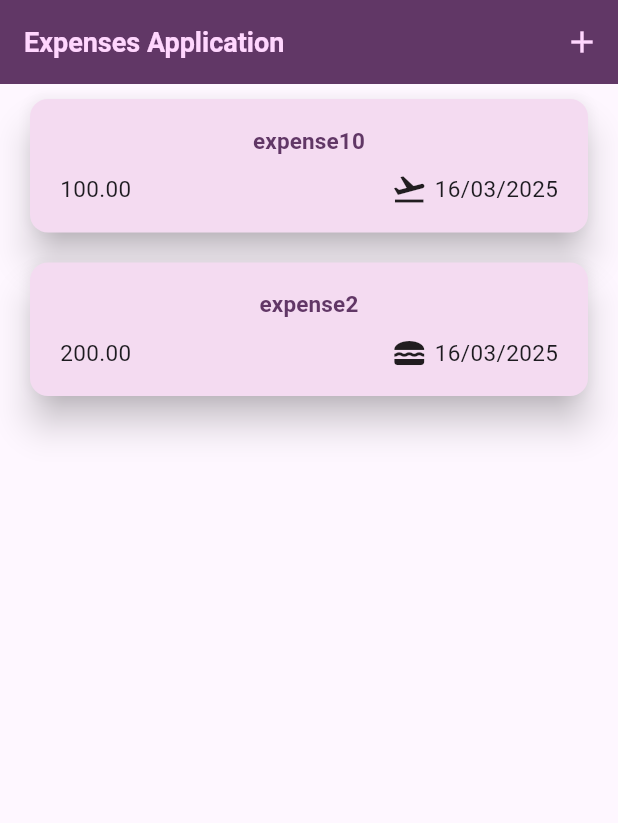
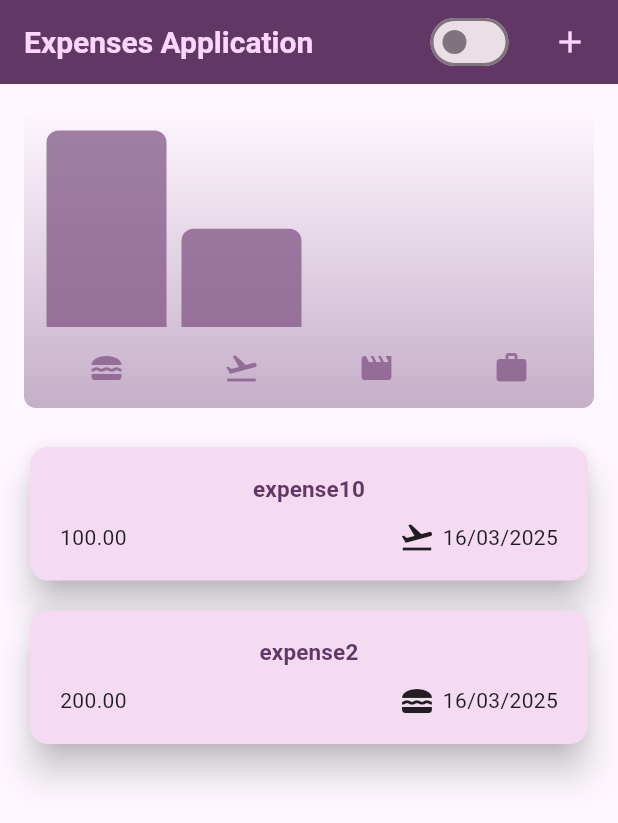
Before and after one commit to saurabhbhoir11/flutter_expense_App, a Flutter app: the screen it shows after launch, on a phone screen of 412 x 824 dp. Shown: the top 823 px of the screen. Run offline on Flutter 3.47's test engine with Material 3 defaults, Android fonts, the phone set to English and light mode, and no system bars.

Commit message:
Added Expense Chart

```diff
--- /dev/null
+++ b/lib/expenses_app/components/chart.dart
@@ -0,0 +1,98 @@
+import 'package:expence_app/expenses_app/components/chart_bar.dart';
+import 'package:expence_app/expenses_app/models/expense.dart';
+import 'package:expence_app/expenses_app/models/expense_bucket.dart';
+import 'package:expence_app/main.dart';
+import 'package:flutter/material.dart';
+
+class Chart extends StatelessWidget {
+  const Chart({super.key, required this.expenses});
+
+  final List<Expense> expenses;
+
+  List<ExpenseBucket> get buckets {
+    return [
+      ExpenseBucket.forCategory(expenses, Category.food),
+      ExpenseBucket.forCategory(expenses, Category.travel),
+      ExpenseBucket.forCategory(expenses, Category.leisure),
+      ExpenseBucket.forCategory(expenses, Category.work),
+    ];
+  }
+
+  double get maxTotalExpense {
+    double maxTotalExpense = 0;
+
+    for (ExpenseBucket bucket in buckets) {
+      if (bucket.totalExpense > maxTotalExpense) {
+        maxTotalExpense = bucket.totalExpense;
+      }
+    }
+    return maxTotalExpense;
+  }
+
+  @override
+  Widget build(BuildContext context) {
+    //used if we chenge theme based on system theme
+    // final bool isDarkMode = MediaQuery.of(context).platformBrightness == Brightness.dark;
+
+    // used to check whethet user has selected dark mode
+    final bool isDarkMode = MyApp.themeNotifier.value == ThemeMode.dark;
+
+    return Container(
+      margin: const EdgeInsets.all(16),
+      padding: EdgeInsets.symmetric(vertical: 15, horizontal: 10),
+      width: double.infinity,
+      height: 200,
+      decoration: BoxDecoration(
+        borderRadius: BorderRadius.circular(8),
+        gradient: LinearGradient(
+          colors: [
+            Theme.of(context).colorScheme.primary.withAlpha(110),
+            Theme.of(context).colorScheme.primary.withAlpha(0),
+          ],
+          begin: Alignment.bottomCenter,
+          end: Alignment.topCenter,
+        ),
+      ),
+      child: Column(
+        children: [
+          Expanded(
+            child: Row(
+              crossAxisAlignment: CrossAxisAlignment.end,
+              children: [
+                for (final ExpenseBucket bucket in buckets)
+                  ChartBar(
+                    fill:
+                        bucket.totalExpense == 0
+                            ? 0
+                            : bucket.totalExpense / maxTotalExpense,
+                  ),
+              ],
+            ),
+          ),
+          const SizedBox(height: 15),
+          Row(
+            children:
+                buckets
+                    .map(
+                      (bucket) => Expanded(
+                        child: Padding(
+                          padding: EdgeInsets.symmetric(horizontal: 5),
+                          child: Icon(
+                            categoryIcons[bucket.category],
+                            color:
+                                isDarkMode
+                                    ? Theme.of(context).colorScheme.secondary
+                                    : Theme.of(
+                                      context,
+                                    ).colorScheme.primary.withAlpha(180),
+                          ),
+                        ),
+                      ),
+                    )
+                    .toList(),
+          ),
+        ],
+      ),
+    );
+  }
+}
--- /dev/null
+++ b/lib/expenses_app/components/chart_bar.dart
@@ -0,0 +1,38 @@
+import 'package:expence_app/main.dart';
+import 'package:flutter/material.dart';
+
+class ChartBar extends StatelessWidget {
+  const ChartBar({super.key, required this.fill});
+
+  final double fill;
+
+  @override
+  Widget build(BuildContext context) {
+    //used if we chenge theme based on system theme
+    // final bool isDarkMode = MediaQuery.of(context).platformBrightness == Brightness.dark;
+
+    // used to check whethet user has selected dark mode
+    final bool isDarkMode = MyApp.themeNotifier.value == ThemeMode.dark;
+
+    return Expanded(
+      child: Padding(
+        padding: const EdgeInsets.symmetric(horizontal: 5),
+        child: FractionallySizedBox(
+          heightFactor: fill,
+          child: DecoratedBox(
+            decoration: BoxDecoration(
+              shape: BoxShape.rectangle,
+              borderRadius: const BorderRadius.vertical(
+                top: Radius.circular(8),
+              ),
+              color:
+                  isDarkMode
+                      ? Theme.of(context).colorScheme.secondary
+                      : Theme.of(context).colorScheme.primary.withAlpha(180),
+            ),
+          ),
+        ),
+      ),
+    );
+  }
+}
--- a/lib/expenses_app/components/expense_item.dart
+++ b/lib/expenses_app/components/expense_item.dart
@@ -27,7 +27,7 @@ class ExpenseItem extends StatelessWidget {
               children: [
                 Text(
                   expense.amount.toStringAsFixed(2),
-                  style: const TextStyle(fontSize: 15),
+                  style: Theme.of(context).textTheme.bodyMedium,
                 ),
                 const Spacer(),
                 Row(
@@ -36,7 +36,7 @@ class ExpenseItem extends StatelessWidget {
                     const SizedBox(width: 5),
                     Text(
                       expense.formattedDate,
-                      style: const TextStyle(fontSize: 15),
+                      style: Theme.of(context).textTheme.bodyMedium,
                     ),
                   ],
                 ),
--- a/lib/expenses_app/components/expenses_list.dart
+++ b/lib/expenses_app/components/expenses_list.dart
@@ -25,9 +25,7 @@ class ExpensesList extends StatelessWidget {
           },
           background: Container(
             color: Theme.of(context).colorScheme.error,
-            margin: EdgeInsets.symmetric(
-              horizontal: Theme.of(context).cardTheme.margin!.horizontal,
-            ),
+            margin: EdgeInsets.symmetric(vertical: 10, horizontal: 20),
           ),
           child: ExpenseItem(expense: expenses[index]),
         );
--- a/lib/expenses_app/components/new_expense.dart
+++ b/lib/expenses_app/components/new_expense.dart
@@ -47,7 +47,10 @@ class _NewExpenseState extends State<NewExpense> {
         context: context,
         builder:
             (ctx) => AlertDialog(
-              title: const Text('Invalid Input!'),
+              title: Text(
+                'Invalid Input!',
+                style: Theme.of(context).textTheme.titleLarge,
+              ),
               content: const Text(
                 'Please Make Sure A Valid Title, Amount, Date And Category Was Entered.',
               ),
@@ -139,7 +142,10 @@ class _NewExpenseState extends State<NewExpense> {
                         .map(
                           (category) => DropdownMenuItem(
                             value: category,
-                            child: Text(category.name.toUpperCase()),
+                            child: Text(
+                              category.name.toUpperCase(),
+                              style: Theme.of(context).textTheme.bodyLarge,
+                            ),
                           ),
                         )
                         .toList(),
--- /dev/null
+++ b/lib/expenses_app/models/expense_bucket.dart
@@ -0,0 +1,22 @@
+import 'package:expence_app/expenses_app/models/expense.dart';
+
+class ExpenseBucket {
+  const ExpenseBucket({required this.category, required this.expenses});
+
+  ExpenseBucket.forCategory(List<Expense> allExpenses, this.category)
+    : expenses =
+          allExpenses.where((expense) => expense.category == category).toList();
+
+  final Category category;
+  final List<Expense> expenses;
+
+  double get totalExpense {
+    double sum = 0;
+
+    for (final Expense expense in expenses) {
+      sum += expense.amount;
+    }
+
+    return sum;
+  }
+}
--- a/lib/expenses_app/screens/expenses_screen.dart
+++ b/lib/expenses_app/screens/expenses_screen.dart
@@ -1,5 +1,7 @@
+import 'package:expence_app/expenses_app/components/chart.dart';
 import 'package:expence_app/expenses_app/components/expenses_list.dart';
 import 'package:expence_app/expenses_app/components/new_expense.dart';
+import 'package:expence_app/main.dart';
 import 'package:flutter/material.dart';
 import 'package:expence_app/expenses_app/models/expense.dart';
 
@@ -102,7 +104,18 @@ class _ExpensesScreenState extends State<ExpensesScreen> {
       appBar: AppBar(
         title: const Text('Expenses Application'),
         actions: [
+          Switch(
+            value: MyApp.themeNotifier.value == ThemeMode.dark,
+            onChanged: (value) {
+              setState(() {
+                MyApp.themeNotifier.value =
+                    value ? ThemeMode.dark : ThemeMode.light;
+              });
+            },
+          ),
+          const SizedBox(width: 5),
           IconButton(
+            padding: EdgeInsets.symmetric(horizontal: 20),
             onPressed: _showAddExpenseScreen,
             icon: const Icon(Icons.add),
           ),
@@ -111,7 +124,10 @@ class _ExpensesScreenState extends State<ExpensesScreen> {
       body: Column(
         crossAxisAlignment: CrossAxisAlignment.stretch,
         mainAxisAlignment: MainAxisAlignment.center,
-        children: [Expanded(child: mainContent)],
+        children: [
+          Chart(expenses: _registeredExpenses),
+          Expanded(child: mainContent),
+        ],
       ),
     );
   }
--- a/lib/main.dart
+++ b/lib/main.dart
@@ -1,14 +1,77 @@
 import "package:expence_app/expenses_app/screens/expenses_screen.dart";
 import "package:flutter/material.dart";
 
+bool isDarkTheme = false;
+
+void changeColorScheme() {}
+
 ColorScheme kColorScheme = ColorScheme.fromSeed(seedColor: Colors.purple);
 
+ColorScheme kDarkColorScheme = ColorScheme.fromSeed(
+  brightness: Brightness.dark,
+  seedColor: const Color.fromARGB(255, 94, 0, 132),
+);
+
 void main() {
-  runApp(
-    MaterialApp(
+  runApp(const MyApp());
+}
+
+class MyApp extends StatelessWidget {
+  const MyApp({super.key});
+
+  static final ValueNotifier<ThemeMode> themeNotifier = ValueNotifier(
+    ThemeMode.light,
+  );
+
+  @override
+  Widget build(BuildContext context) {
+    return AnimatedBuilder(
+      animation: themeNotifier,
+      builder: (context, _) {
+        return MaterialApp(
           debugShowCheckedModeBanner: false,
+          darkTheme: ThemeData.dark().copyWith(
+            colorScheme: kDarkColorScheme,
+            appBarTheme: AppBarTheme().copyWith(
+              backgroundColor: kDarkColorScheme.onPrimaryContainer,
+              foregroundColor: kDarkColorScheme.primaryContainer,
+            ),
+            cardTheme: CardTheme().copyWith(
+              color: kDarkColorScheme.secondaryContainer,
+              margin: EdgeInsets.symmetric(vertical: 10, horizontal: 20),
+              elevation: 10,
+              shadowColor: kDarkColorScheme.shadow,
+            ),
+            elevatedButtonTheme: ElevatedButtonThemeData(
+              style: ElevatedButton.styleFrom(
+                backgroundColor: kDarkColorScheme.primaryContainer,
+                foregroundColor: kDarkColorScheme.onPrimaryContainer,
+              ),
+            ),
+            textTheme: ThemeData().textTheme.copyWith(
+              titleLarge: TextStyle(
+                fontWeight: FontWeight.w600,
+                color: kDarkColorScheme.primary,
+                fontSize: 20,
+              ),
+              titleSmall: TextStyle(
+                fontWeight: FontWeight.w700,
+                color: kDarkColorScheme.onPrimaryContainer,
+                fontSize: 15,
+              ),
+              bodyMedium: TextStyle(
+                fontWeight: FontWeight.normal,
+                fontSize: 15,
+                color: kDarkColorScheme.primary,
+              ),
+              bodyLarge: TextStyle(
+                fontWeight: FontWeight.normal,
+                fontSize: 15,
+                color: kDarkColorScheme.primaryFixed,
+              ),
+            ),
+          ),
           theme: ThemeData().copyWith(
-        brightness: Brightness.dark,
             colorScheme: kColorScheme,
             appBarTheme: AppBarTheme().copyWith(
               backgroundColor: kColorScheme.onPrimaryContainer,
@@ -29,7 +92,7 @@ void main() {
               titleLarge: TextStyle(
                 fontWeight: FontWeight.w600,
                 color: kColorScheme.onSecondaryContainer,
-            fontSize: 18,
+                fontSize: 20,
               ),
               titleSmall: TextStyle(
                 fontWeight: FontWeight.w700,
@@ -38,7 +101,10 @@ void main() {
               ),
             ),
           ),
+          themeMode: themeNotifier.value,
           home: const ExpensesScreen(),
-    ),
+        );
+      },
     );
   }
+}
```
Lines whose indentation alone changed are shown as unchanged.
